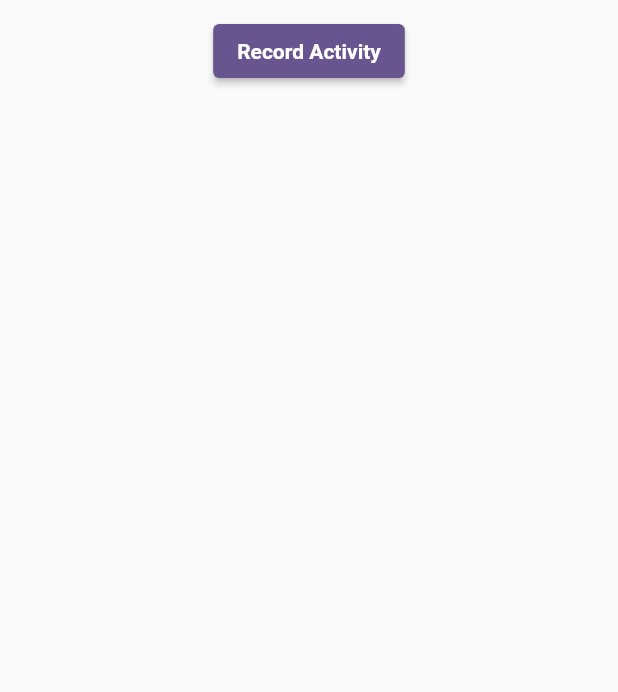
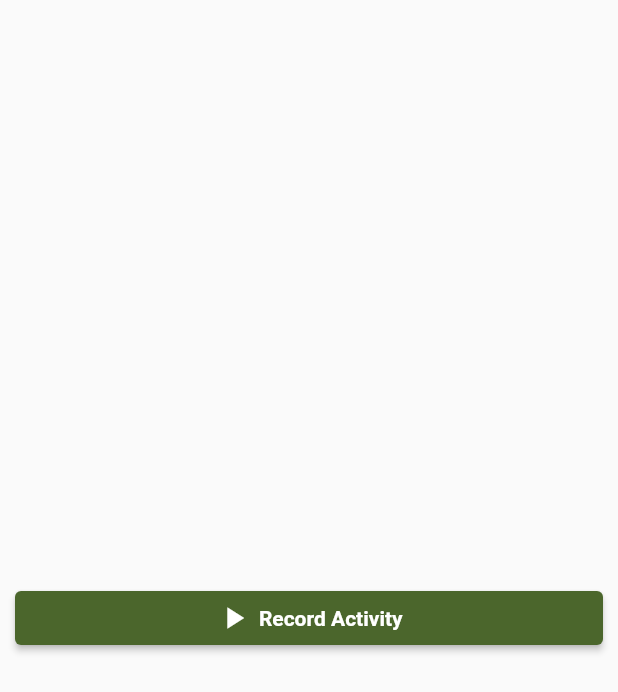
Before and after one commit to PNA-Tech/commuter, a Flutter app: the RecordPage widget shown alone on an empty page, opened directly, on a phone screen of 412 x 824 dp. Shown: the top 692 px of the screen. Run offline on Flutter 3.47's test engine with Material 2 defaults, Android fonts, the phone set to English and light mode, and no system bars; our stand-ins replace flutter_map, latlong2, location, pocketbase, shared_preferences; accounts and stored records are empty; network calls fail.

Commit message:
made changes

```diff
--- a/lib/activity_view.dart
+++ b/lib/activity_view.dart
@@ -122,7 +122,9 @@ class _ActivityViewPageState extends State<ActivityViewPage> {
       return Scaffold(
         appBar: AppBar(
           backgroundColor: Theme.of(context).colorScheme.inversePrimary,
-          title: const Text("CO₂mmuter"),
+          title: const Text(
+            "CO₂mmuter",
+          ),
         ),
         body: const Center(child: CircularProgressIndicator()),
       );
@@ -145,7 +147,7 @@ class _ActivityViewPageState extends State<ActivityViewPage> {
         mainAxisAlignment: MainAxisAlignment.start,
         children: [
           SizedBox(
-            height: MediaQuery.of(context).size.height / 2,
+            height: MediaQuery.of(context).size.height / 2.5,
             child: FlutterMap(
               options: MapOptions(
                 bounds: mapData.bounds,
--- a/lib/main.dart
+++ b/lib/main.dart
@@ -22,7 +22,9 @@ class Commuter extends StatelessWidget {
     return MaterialApp(
         title: 'CO₂mmuter',
         theme: ThemeData(
-          colorScheme: ColorScheme.fromSeed(seedColor: Colors.deepPurple),
+          colorScheme: ColorScheme.fromSeed(
+            seedColor: Colors.lightGreen,
+          ),
         ),
         routes: {
           "/": (context) => const Home(),
--- a/lib/record.dart
+++ b/lib/record.dart
@@ -167,7 +167,8 @@ class _RecordPageState extends State<RecordPage> {
         crossAxisAlignment: CrossAxisAlignment.stretch,
         children: <Widget>[
           if (!recording && !saving) ...[
-            Center(
+            Expanded(
+              child: Center(
                 child: ElevatedButton(
                   onPressed: () {
                     setState(() {
@@ -175,13 +176,25 @@ class _RecordPageState extends State<RecordPage> {
                       currentActivity = Activity();
                     });
                   },
-                child: const Text(
+                  child: const Row(
+                    mainAxisAlignment: MainAxisAlignment.center,
+                    children: [
+                      Icon(Icons.play_arrow),
+                      SizedBox(width: 5),
+                      Text(
                         'Record Activity',
                         style: TextStyle(fontWeight: FontWeight.bold),
                       ),
+                    ],
                   ),
-            )
+                ),
+              ),
+            ),
           ] else if (recording && !saving) ...[
+            const SizedBox(
+              height: 5,
+            ),
+            // Looks better with tiny bit of spacing
             ListTile(
               leading: const Icon(Icons.location_pin),
               title: const Text("Distance"),
@@ -223,7 +236,7 @@ class _RecordPageState extends State<RecordPage> {
               },
               child: const Text(
                 'Stop Recording',
-                style: TextStyle(fontWeight: FontWeight.bold),
+                // style: TextStyle(fontWeight: FontWeight.bold),
               ),
             )
           ] else ...[
```
Also changed, not shown: lib/club_new.dart (+5 -2 lines), lib/clubs.dart (+5 -3 lines), 1 other file. Lines whose indentation alone changed are shown as unchanged.
